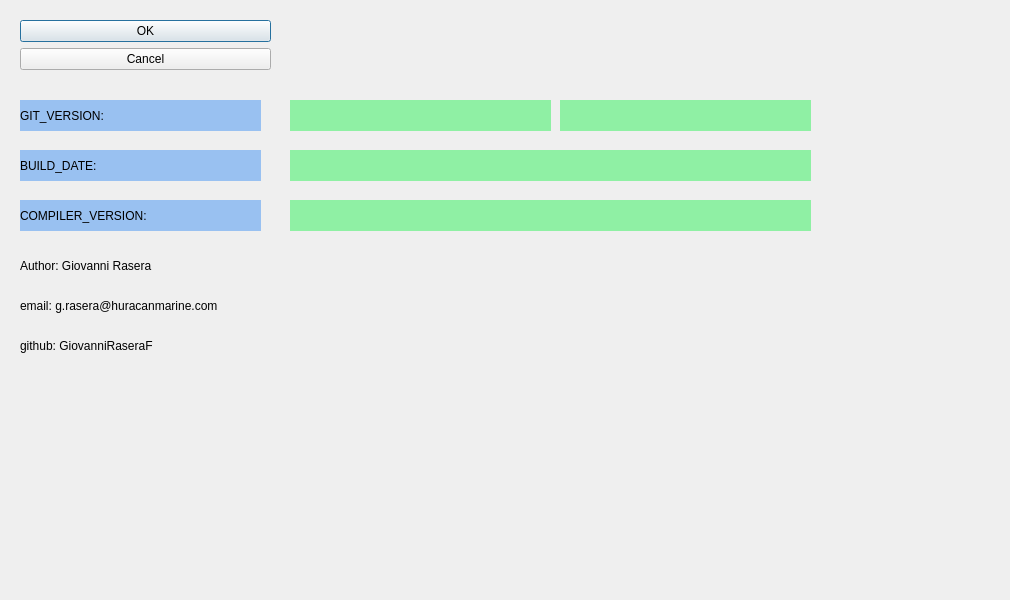
First picture: the form in apps/huracanXsantoka/pages/softwareinfo.ui, repository GiovanniRaseraF/santoka_qt, before the edit.
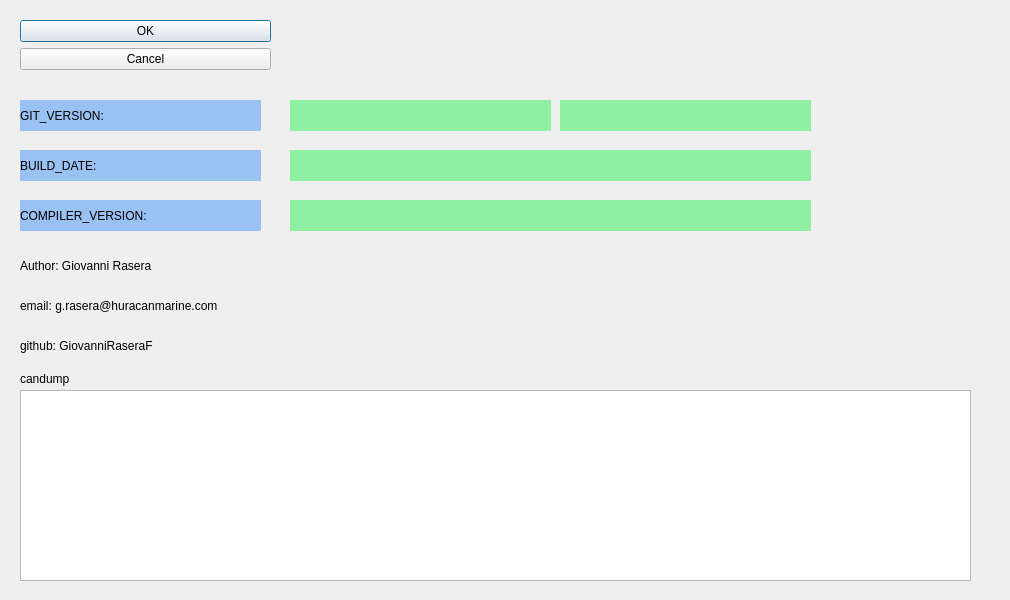
Second picture: the form after the edit.

```diff
--- a/apps/huracanXsantoka/pages/softwareinfo.ui
+++ b/apps/huracanXsantoka/pages/softwareinfo.ui
@@ -199,6 +199,29 @@
     <string/>
    </property>
   </widget>
+  <widget class="QTextBrowser" name="candump_text">
+   <property name="geometry">
+    <rect>
+     <x>20</x>
+     <y>390</y>
+     <width>951</width>
+     <height>191</height>
+    </rect>
+   </property>
+  </widget>
+  <widget class="QLabel" name="label_4">
+   <property name="geometry">
+    <rect>
+     <x>20</x>
+     <y>370</y>
+     <width>67</width>
+     <height>17</height>
+    </rect>
+   </property>
+   <property name="text">
+    <string>candump</string>
+   </property>
+  </widget>
  </widget>
  <resources/>
  <connections>
```
